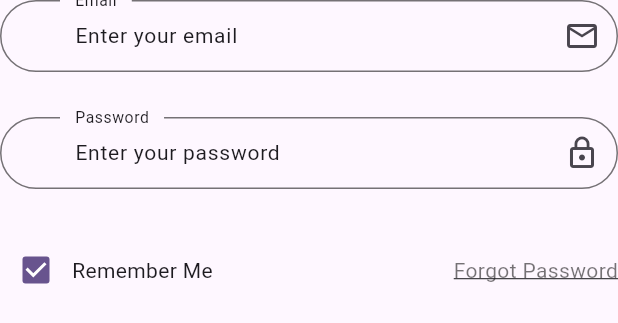
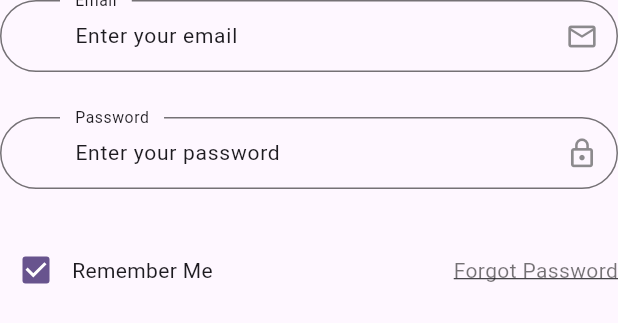
Before and after one commit to AbdelrhmanAmer/Complete-Commerce-App, a Flutter app: the SignInForm widget shown alone on an empty page, opened directly, on a phone screen of 412 x 824 dp. Shown: the top 323 px of the screen. Run offline on Flutter 3.47's test engine with Material 3 defaults, Android fonts, the phone set to English and light mode, and no system bars; our stand-ins replace flutter_svg, get, google_fonts, shared_preferences; accounts and stored records are empty; project files that could hold a hidden picture were left out.

Commit message:
form field suffixIcon style

```diff
--- a/commplete_commerce_app/lib/view/widgets/authentication/sign_in/sign_in_form.dart
+++ b/commplete_commerce_app/lib/view/widgets/authentication/sign_in/sign_in_form.dart
@@ -19,14 +19,14 @@ class SignInForm extends StatelessWidget {
             decoration: inputDecoration(
                 labelText: "Email",
                 hintText: "Enter your email",
-                icon: const Icon(Icons.email_outlined)),
+                iconData: Icons.email_outlined),
           ),
           const SizedBox(height: 30),
           TextFormField(
             decoration: inputDecoration(
                 labelText: "Password",
                 hintText: "Enter your password",
-                icon: const Icon(Icons.lock_outline)),
+                iconData: Icons.lock_outline),
             obscureText: true,
           ),
           const SizedBox(height: 30),
--- a/commplete_commerce_app/lib/view/widgets/inputDecoration.dart
+++ b/commplete_commerce_app/lib/view/widgets/inputDecoration.dart
@@ -1,9 +1,10 @@
-  import 'package:flutter/material.dart';
+import 'package:commplete_commerce_app/core/constant/color.dart';
+import 'package:flutter/material.dart';
 
-  InputDecoration inputDecoration({required labelText, hintText, icon}) {
+  InputDecoration inputDecoration({required labelText,String? hintText, IconData? iconData}) {
     return InputDecoration(
       labelText: labelText,
       hintText: hintText,
-      suffixIcon: icon,
+      suffixIcon: Icon(iconData, size: 22, color: AppColor.grey.withOpacity(.7),),
     );
   }
```
